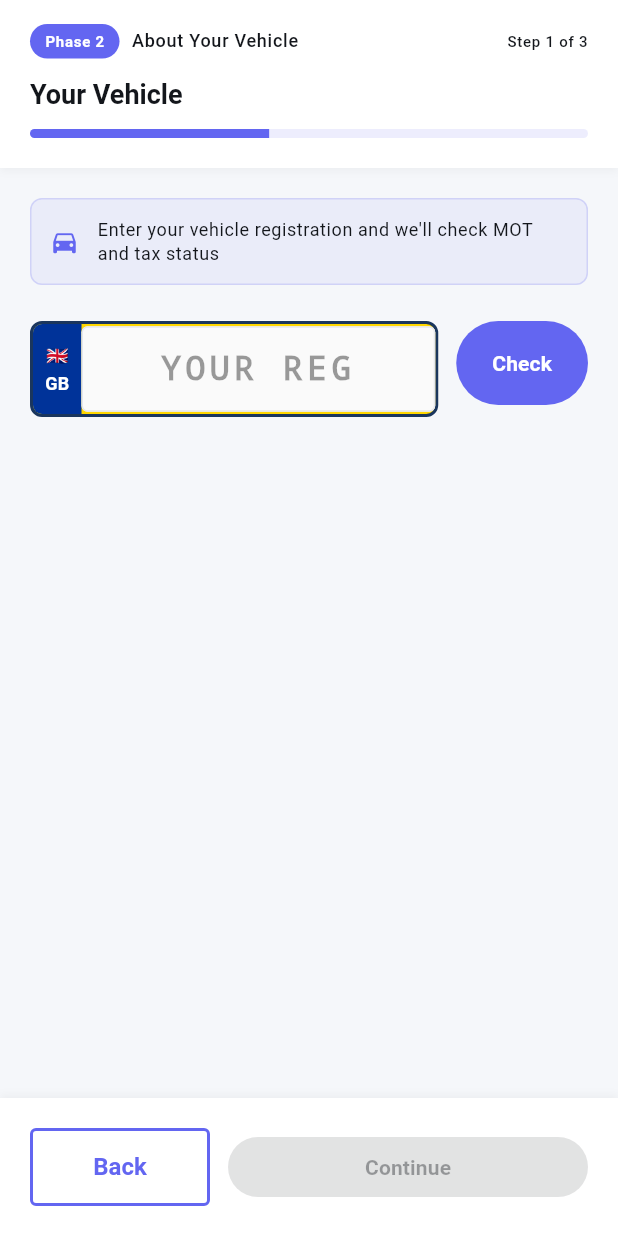
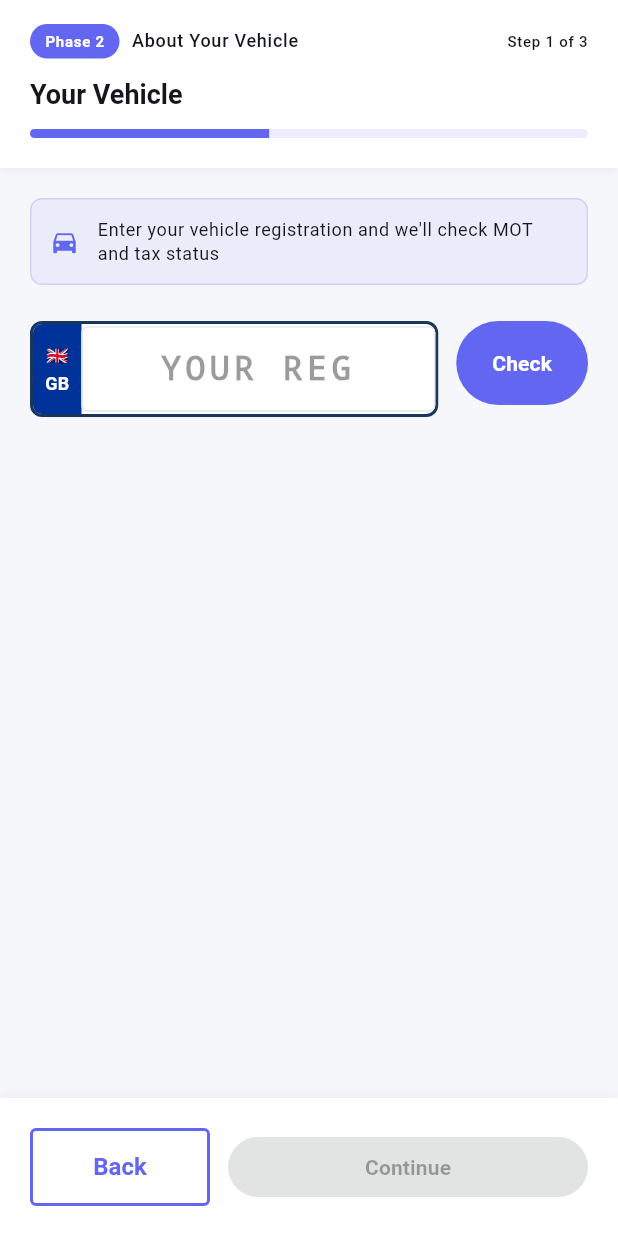
Before and after one commit to flowency-live/RelayDrivers, a Flutter app: the VehicleRegistrationStep screen opened directly, on a phone screen of 412 x 824 dp. Run offline on Flutter 3.47's test engine with Material 3 defaults, Android fonts, the phone set to English and light mode, and no system bars; our stand-ins replace dio, flutter_riverpod, flutter_secure_storage, go_router, image_picker, local_auth and 1 more; missing offline and left inert: dart:js_interop; accounts and stored records are empty.

Commit message:
fix: enforce white bg and black text on UK plate input regardless of theme

```diff
--- a/lib/core/widgets/uk_number_plate_input.dart
+++ b/lib/core/widgets/uk_number_plate_input.dart
@@ -26,17 +26,23 @@ class UKNumberPlateInput extends StatelessWidget {
 
   @override
   Widget build(BuildContext context) {
+    // UK front plates are WHITE with BLACK text
+    // This must be enforced regardless of app theme
+    const plateBackgroundColor = Colors.white;
+    const plateTextColor = Colors.black;
+    const plateBorderColor = Color(0xFF1A365D);
+
     return Column(
       crossAxisAlignment: CrossAxisAlignment.start,
       children: [
         Container(
           decoration: BoxDecoration(
-            color: const Color(0xFFFFD700), // Yellow plate
+            color: plateBackgroundColor,
             borderRadius: BorderRadius.circular(8),
             border: Border.all(
               color: errorText != null
                   ? Theme.of(context).colorScheme.error
-                  : const Color(0xFF1A365D),
+                  : plateBorderColor,
               width: 2,
             ),
           ),
@@ -72,19 +78,28 @@ class UKNumberPlateInput extends StatelessWidget {
                   ],
                 ),
               ),
-              // Input field
+              // Input field - Theme override to ensure black text on white plate
               Expanded(
+                child: Theme(
+                  data: Theme.of(context).copyWith(
+                    textSelectionTheme: const TextSelectionThemeData(
+                      cursorColor: plateTextColor,
+                      selectionColor: Color(0x40000000),
+                      selectionHandleColor: plateTextColor,
+                    ),
+                  ),
                   child: TextField(
                     controller: controller,
                     enabled: enabled && !isLoading,
                     textAlign: TextAlign.center,
                     textCapitalization: TextCapitalization.characters,
+                    cursorColor: plateTextColor,
                     style: const TextStyle(
                       fontSize: 22,
                       fontWeight: FontWeight.bold,
                       letterSpacing: 3,
                       fontFamily: 'Courier',
-                    color: Colors.black,
+                      color: plateTextColor,
                     ),
                     decoration: InputDecoration(
                       hintText: hintText ?? 'YOUR REG',
@@ -93,7 +108,7 @@ class UKNumberPlateInput extends StatelessWidget {
                         fontWeight: FontWeight.bold,
                         letterSpacing: 3,
                         fontFamily: 'Courier',
-                      color: Colors.black.withAlpha(100),
+                        color: plateTextColor.withAlpha(100),
                       ),
                       border: InputBorder.none,
                       contentPadding: const EdgeInsets.symmetric(
@@ -101,6 +116,8 @@ class UKNumberPlateInput extends StatelessWidget {
                         vertical: 12,
                       ),
                       isDense: true,
+                      filled: true,
+                      fillColor: plateBackgroundColor,
                     ),
                     inputFormatters: [
                       FilteringTextInputFormatter.allow(RegExp(r'[A-Za-z0-9]')),
@@ -109,6 +126,7 @@ class UKNumberPlateInput extends StatelessWidget {
                     ],
                     onChanged: onChanged,
                     onSubmitted: (_) => onLookup?.call(),
+                  ),
                 ),
               ),
             ],
```
Lines whose indentation alone changed are shown as unchanged.
